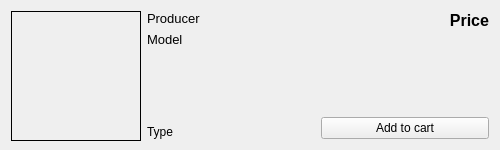
Old version of the form devicewidget.ui in the repository szymon27/xkomx.
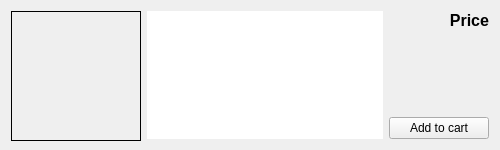
New version of the form.

```diff
--- a/devicewidget.ui
+++ b/devicewidget.ui
@@ -54,46 +54,12 @@
    <item>
     <layout class="QVBoxLayout" name="verticalLayout_2">
      <item>
-      <widget class="QLabel" name="lbProducer">
-       <property name="font">
-        <font>
-         <pointsize>10</pointsize>
-        </font>
+      <widget class="QTextEdit" name="textEdit">
+       <property name="autoFillBackground">
+        <bool>false</bool>
        </property>
-       <property name="text">
-        <string>Producer</string>
-       </property>
-      </widget>
-     </item>
-     <item>
-      <widget class="QLabel" name="lbModel">
-       <property name="font">
-        <font>
-         <pointsize>10</pointsize>
-        </font>
-       </property>
-       <property name="text">
-        <string>Model</string>
-       </property>
-      </widget>
-     </item>
-     <item>
-      <spacer name="verticalSpacer">
-       <property name="orientation">
-        <enum>Qt::Vertical</enum>
-       </property>
-       <property name="sizeHint" stdset="0">
-        <size>
-         <width>20</width>
-         <height>40</height>
-        </size>
-       </property>
-      </spacer>
-     </item>
-     <item>
-      <widget class="QLabel" name="lbType">
-       <property name="text">
-        <string>Type</string>
+       <property name="frameShape">
+        <enum>QFrame::NoFrame</enum>
        </property>
       </widget>
      </item>
@@ -106,6 +72,7 @@
        <property name="font">
         <font>
          <pointsize>12</pointsize>
+         <weight>75</weight>
          <bold>true</bold>
         </font>
        </property>
@@ -132,6 +99,24 @@
      </item>
      <item>
       <widget class="QPushButton" name="btnAddToCart">
+       <property name="sizePolicy">
+        <sizepolicy hsizetype="Preferred" vsizetype="Preferred">
+         <horstretch>0</horstretch>
+         <verstretch>0</verstretch>
+        </sizepolicy>
+       </property>
+       <property name="minimumSize">
+        <size>
+         <width>100</width>
+         <height>0</height>
+        </size>
+       </property>
+       <property name="maximumSize">
+        <size>
+         <width>100</width>
+         <height>16777215</height>
+        </size>
+       </property>
        <property name="text">
         <string>Add to cart</string>
        </property>
```
